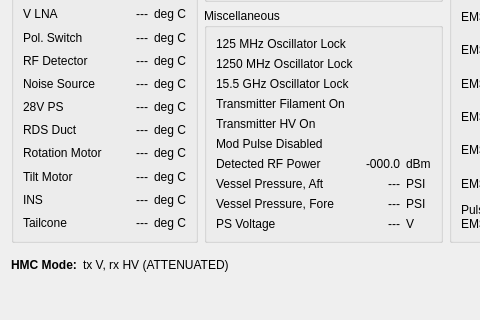
First picture: the form in src/hcrgui/Pmc730Details.ui, repository NCAR/HCR_instrument, before the edit; both pictures show x 0 to 480 and y 142 to 462 of the 693 by 462 pixel window.
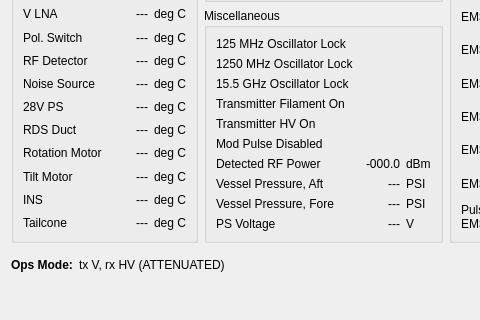
Second picture: the form after the edit. Icons and pictures are not drawn.

Commit message: Rename HMC mode to Ops mode because it now contains the schedule

```diff
--- a/src/hcrgui/Pmc730Details.ui
+++ b/src/hcrgui/Pmc730Details.ui
@@ -1164,7 +1164,7 @@
             </sizepolicy>
            </property>
            <property name="text">
-            <string>&lt;b&gt;HMC Mode:&lt;/b&gt;</string>
+            <string>&lt;b&gt;Ops Mode:&lt;/b&gt;</string>
            </property>
            <property name="alignment">
             <set>Qt::AlignLeading|Qt::AlignLeft|Qt::AlignVCenter</set>
```
The commit also changes 22 other files.
